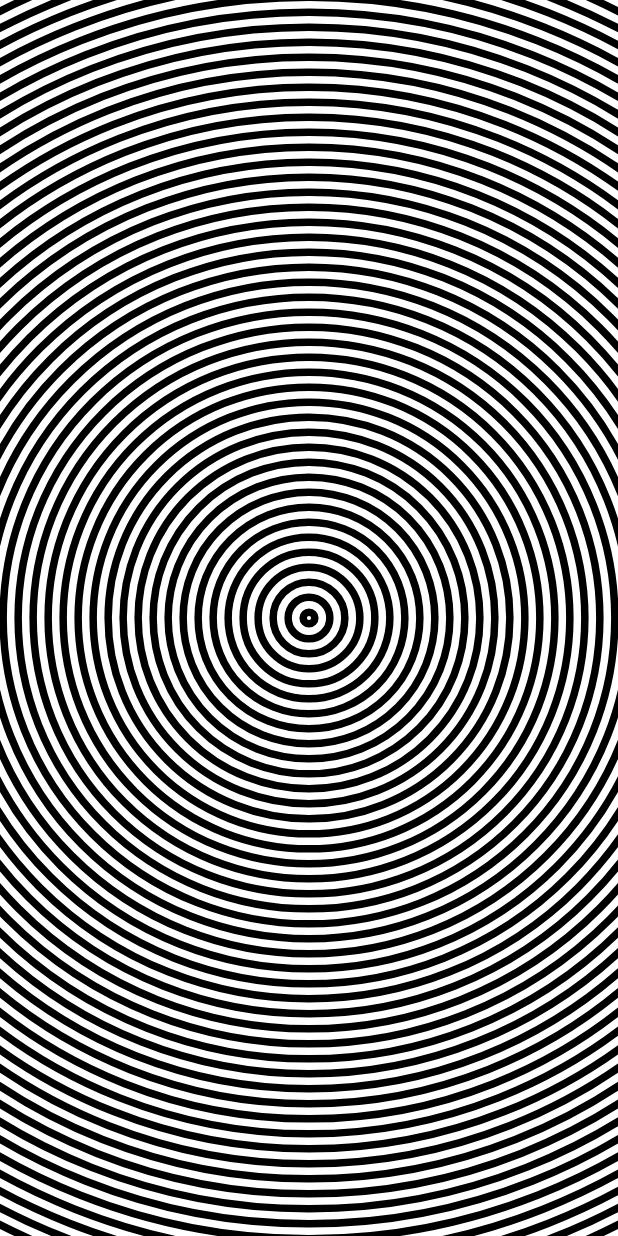
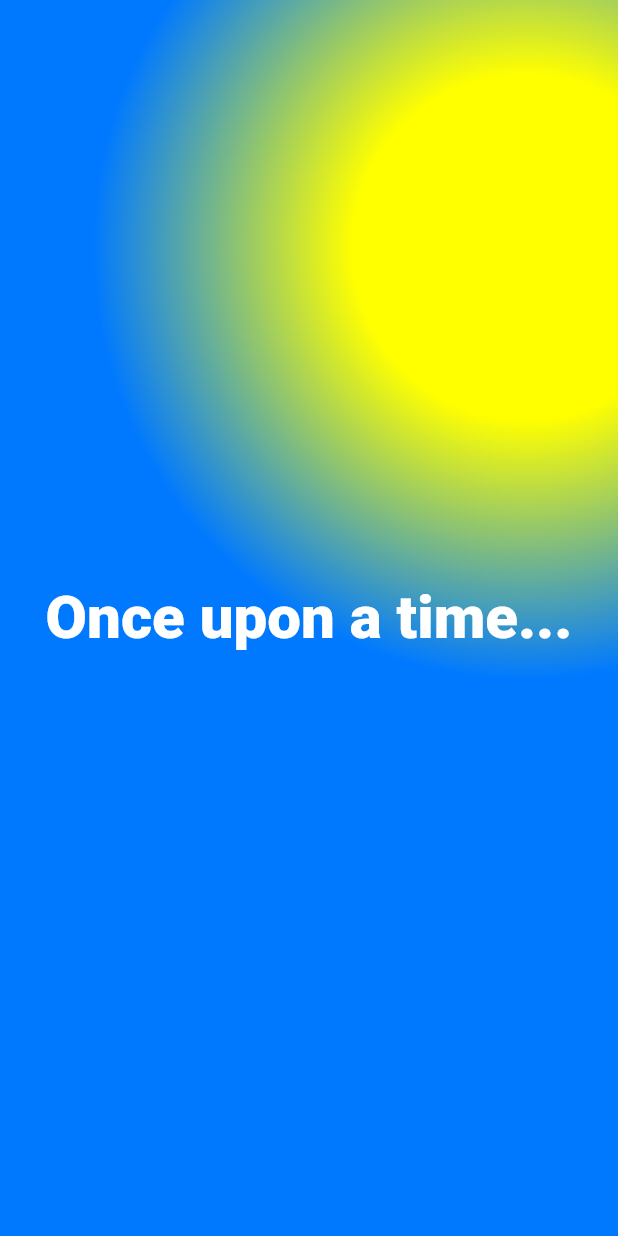
Before and after one commit to ahadislam1/animation_demo, a Flutter app: the screen it shows after launch, on a phone screen of 412 x 824 dp. Run offline on Flutter 3.47's test engine with Material 2 defaults, Android fonts, the phone set to English and light mode, and no system bars.

Commit message:
removed customPain added mainDart

```diff
--- a/lib/customPain.dart
+++ /dev/null
@@ -1 +0,0 @@
-import 'package:flutter/material.dart';
--- a/lib/main.dart
+++ b/lib/main.dart
@@ -1,6 +1,7 @@
 import 'dart:math' as math;
 
 import 'package:flutter/material.dart';
+import 'package:flutter/semantics.dart';
 
 void main() => runApp(MyApp());
 
@@ -13,94 +14,77 @@ class MyApp extends StatelessWidget {
       theme: ThemeData(
         primarySwatch: Colors.blue,
       ),
-      home: CircleWaveRoute(),
+      home: MaybeCircle(),
     );
   }
 }
 
-class CircleWaveRoute extends StatefulWidget {
+class MaybeCircle extends StatelessWidget {
   @override
-  _CircleWaveRouteState createState() => _CircleWaveRouteState();
+  Widget build(BuildContext context) {
+    return Scaffold(
+      body: CustomPaint(
+        painter: Sky(),
+        child: Center(
+          child: Text(
+            'Once upon a time...',
+            style: const TextStyle(
+              fontSize: 40.0,
+              fontWeight: FontWeight.w900,
+              color: Color(0xFFFFFFFF),
+            ),
+          ),
+        ),
+      ),
+    );
+  }
 }
 
-class _CircleWaveRouteState extends State<CircleWaveRoute>
-    with SingleTickerProviderStateMixin {
-  double waveRadius = 2.0;
-  double waveGap = 10.0;
-  Animation<double> _animation;
-  AnimationController controller;
-
+class Sky extends CustomPainter {
   @override
-  void initState() {
-    super.initState();
-    controller = AnimationController(
-        duration: Duration(milliseconds: 20000), vsync: this);
-
-    controller.forward();
-
-    controller.addStatusListener((status) {
-      if (status == AnimationStatus.completed) {
-        controller.reset();
-      } else if (status == AnimationStatus.dismissed) {
-        controller.forward();
-      }
-    });
-  }
-
-  @override
-  Widget build(BuildContext context) {
-    _animation = Tween(begin: 0.0, end: waveGap).animate(controller)
-      ..addListener(() {
-        setState(() {
-          waveRadius = _animation.value;
-        });
-      });
-
-    return Scaffold(
-      backgroundColor: Colors.white,
-      body: CustomPaint(
-        size: Size(double.infinity, double.infinity),
-        painter: CircleWavePainter(waveRadius),
-      ),
+  void paint(Canvas canvas, Size size) {
+    var rect = Offset.zero & size;
+    var gradient = RadialGradient(
+      center: const Alignment(0.7, -0.6),
+      radius: 0.7,
+      colors: [const Color(0xFFFFFF00), const Color(0xFF0079FF)],
+      stops: [0.4, 1.0],
+    );
+    canvas.drawRect(
+      rect,
+      Paint()..shader = gradient.createShader(rect),
     );
   }
 
   @override
-  void dispose() {
-    controller.dispose();
-    super.dispose();
-  }
-}
-
-class CircleWavePainter extends CustomPainter {
-  final double waveRadius;
-  var wavePaint;
-  CircleWavePainter(this.waveRadius) {
-    wavePaint = Paint()
-      ..color = Colors.black
-      ..style = PaintingStyle.stroke
-      ..strokeWidth = 5.0
-      ..isAntiAlias = true;
-  }
-  @override
-  void paint(Canvas canvas, Size size) {
-    double centerX = size.width / 2.0;
-    double centerY = size.height / 2.0;
-    double maxRadius = hypot(centerX, centerY);
-
-    var currentRadius = waveRadius;
-    while (currentRadius < maxRadius) {
-      canvas.drawCircle(Offset(centerX, centerY), currentRadius, wavePaint);
-      currentRadius += 10.0;
-    }
+  SemanticsBuilderCallback get semanticsBuilder {
+    return (Size size) {
+      // Annotate a rectangle containing the picture of the sun
+      // with the label "Sun". When text to speech feature is enabled on the
+      // device, a user will be able to locate the sun on this picture by
+      // touch.
+      var rect = Offset.zero & size;
+      var width = size.shortestSide * 0.4;
+      rect = const Alignment(0.8, -0.9).inscribe(Size(width, width), rect);
+      return [
+        CustomPainterSemantics(
+          rect: rect,
+          properties: SemanticsProperties(
+            label: 'Sun',
+            textDirection: TextDirection.ltr,
+          ),
+        ),
+      ];
+    };
   }
 
+  // Since this Sky painter has no fields, it always paints
+  // the same thing and semantics information is the same.
+  // Therefore we return false here. If we had fields (set
+  // from the constructor) then we would return true if any
+  // of them differed from the same fields on the oldDelegate.
   @override
-  bool shouldRepaint(CircleWavePainter oldDelegate) {
-    return oldDelegate.waveRadius != waveRadius;
-  }
-
-  double hypot(double x, double y) {
-    return math.sqrt(x * x + y * y);
-  }
+  bool shouldRepaint(Sky oldDelegate) => false;
+  @override
+  bool shouldRebuildSemantics(Sky oldDelegate) => false;
 }
```
